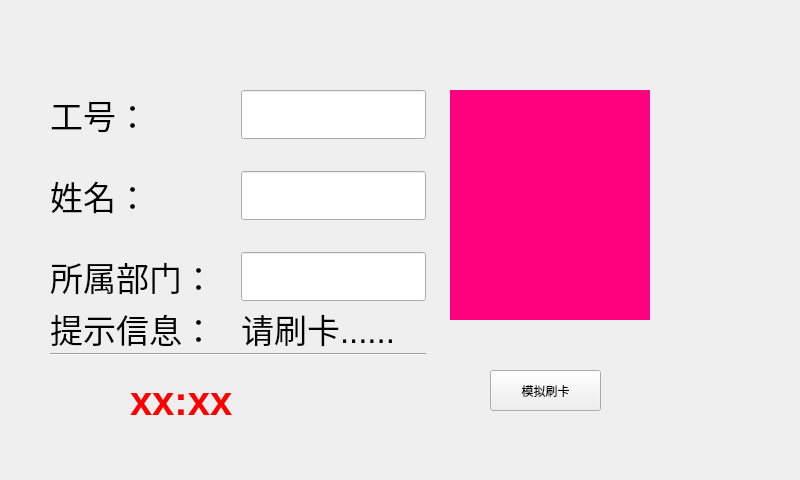
First picture: the form in windowstart.ui, repository jindezhang/kqj, before the edit.
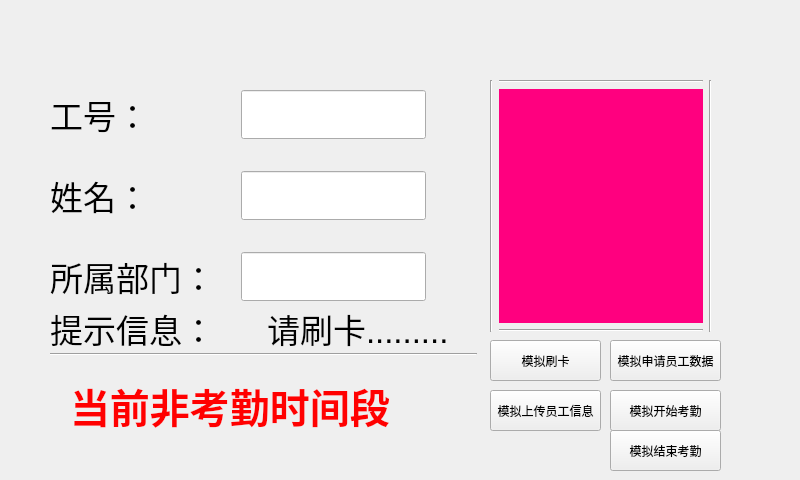
Second picture: the form after the edit. Custom widgets are drawn as their Qt base class.

Commit message: 进入下板调试阶段，完成了所有业务功能，调试到考勤规则UI阶段

The edit to the form file:
```diff
--- a/windowstart.ui
+++ b/windowstart.ui
@@ -19,7 +19,7 @@
      <rect>
       <x>50</x>
       <y>310</y>
-      <width>376</width>
+      <width>427</width>
       <height>46</height>
      </rect>
     </property>
@@ -46,7 +46,7 @@
           </font>
          </property>
          <property name="text">
-          <string>请刷卡......</string>
+          <string>请刷卡.........</string>
          </property>
         </widget>
        </item>
@@ -229,10 +229,10 @@
    <widget class="QLabel" name="l_tip2">
     <property name="geometry">
      <rect>
-      <x>130</x>
+      <x>70</x>
       <y>380</y>
-      <width>131</width>
-      <height>41</height>
+      <width>361</width>
+      <height>51</height>
      </rect>
     </property>
     <property name="font">
@@ -246,42 +246,14 @@
      <string notr="true">color: rgb(255, 0, 0);</string>
     </property>
     <property name="text">
-     <string>xx:xx</string>
-    </property>
-   </widget>
-   <widget class="QLabel" name="icon">
-    <property name="geometry">
-     <rect>
-      <x>450</x>
-      <y>90</y>
-      <width>200</width>
-      <height>230</height>
-     </rect>
-    </property>
-    <property name="sizePolicy">
-     <sizepolicy hsizetype="Minimum" vsizetype="Minimum">
-      <horstretch>0</horstretch>
-      <verstretch>0</verstretch>
-     </sizepolicy>
-    </property>
-    <property name="minimumSize">
-     <size>
-      <width>200</width>
-      <height>230</height>
-     </size>
-    </property>
-    <property name="styleSheet">
-     <string notr="true">background-color: rgb(255, 0, 127);</string>
-    </property>
-    <property name="text">
-     <string/>
+     <string>当前非考勤时间段</string>
     </property>
    </widget>
    <widget class="QPushButton" name="bt_card">
     <property name="geometry">
      <rect>
       <x>490</x>
-      <y>370</y>
+      <y>340</y>
       <width>111</width>
       <height>41</height>
      </rect>
@@ -290,6 +262,127 @@
      <string>模拟刷卡</string>
     </property>
    </widget>
+   <widget class="QPushButton" name="bt_card_up">
+    <property name="geometry">
+     <rect>
+      <x>490</x>
+      <y>390</y>
+      <width>111</width>
+      <height>41</height>
+     </rect>
+    </property>
+    <property name="text">
+     <string>模拟上传员工信息</string>
+    </property>
+   </widget>
+   <widget class="QPushButton" name="bt_start">
+    <property name="geometry">
+     <rect>
+      <x>610</x>
+      <y>390</y>
+      <width>111</width>
+      <height>41</height>
+     </rect>
+    </property>
+    <property name="text">
+     <string>模拟开始考勤</string>
+    </property>
+   </widget>
+   <widget class="QPushButton" name="bt_card_down">
+    <property name="geometry">
+     <rect>
+      <x>610</x>
+      <y>340</y>
+      <width>111</width>
+      <height>41</height>
+     </rect>
+    </property>
+    <property name="text">
+     <string>模拟申请员工数据</string>
+    </property>
+   </widget>
+   <widget class="QPushButton" name="bt_end">
+    <property name="geometry">
+     <rect>
+      <x>610</x>
+      <y>430</y>
+      <width>111</width>
+      <height>41</height>
+     </rect>
+    </property>
+    <property name="text">
+     <string>模拟结束考勤</string>
+    </property>
+   </widget>
+   <widget class="QWidget" name="">
+    <property name="geometry">
+     <rect>
+      <x>490</x>
+      <y>80</y>
+      <width>222</width>
+      <height>252</height>
+     </rect>
+    </property>
+    <layout class="QHBoxLayout" name="horizontalLayout_5">
+     <item>
+      <widget class="Line" name="line_4">
+       <property name="styleSheet">
+        <string notr="true">color: rgb(192, 192, 192);</string>
+       </property>
+       <property name="orientation">
+        <enum>Qt::Vertical</enum>
+       </property>
+      </widget>
+     </item>
+     <item>
+      <layout class="QVBoxLayout" name="verticalLayout_3">
+       <item>
+        <widget class="Line" name="line_3">
+         <property name="orientation">
+          <enum>Qt::Horizontal</enum>
+         </property>
+        </widget>
+       </item>
+       <item>
+        <widget class="QLabel" name="icon">
+         <property name="sizePolicy">
+          <sizepolicy hsizetype="Minimum" vsizetype="Minimum">
+           <horstretch>0</horstretch>
+           <verstretch>0</verstretch>
+          </sizepolicy>
+         </property>
+         <property name="minimumSize">
+          <size>
+           <width>200</width>
+           <height>230</height>
+          </size>
+         </property>
+         <property name="styleSheet">
+          <string notr="true">background-color: rgb(255, 0, 127);</string>
+         </property>
+         <property name="text">
+          <string/>
+         </property>
+        </widget>
+       </item>
+       <item>
+        <widget class="Line" name="line_2">
+         <property name="orientation">
+          <enum>Qt::Horizontal</enum>
+         </property>
+        </widget>
+       </item>
+      </layout>
+     </item>
+     <item>
+      <widget class="Line" name="line_5">
+       <property name="orientation">
+        <enum>Qt::Vertical</enum>
+       </property>
+      </widget>
+     </item>
+    </layout>
+   </widget>
   </widget>
  </widget>
  <customwidgets>
```
The commit also changes 119 other files.
